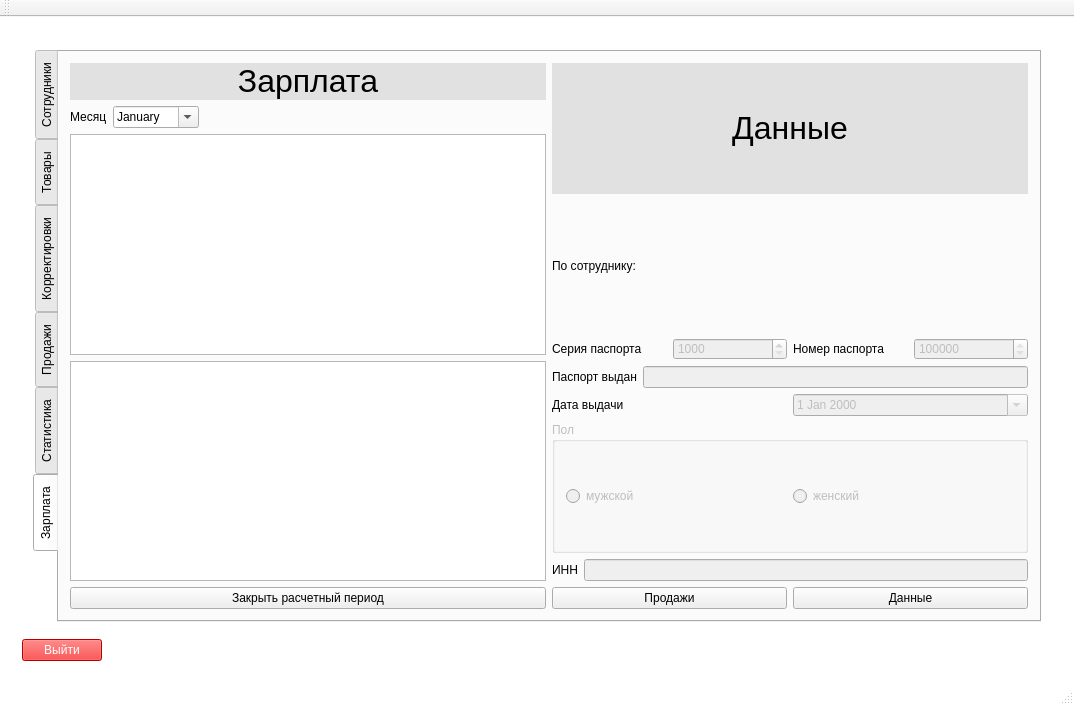
Qt form iSalary/iSalary/mainwindow.ui (Polikarpova/iSalary) before a commit.
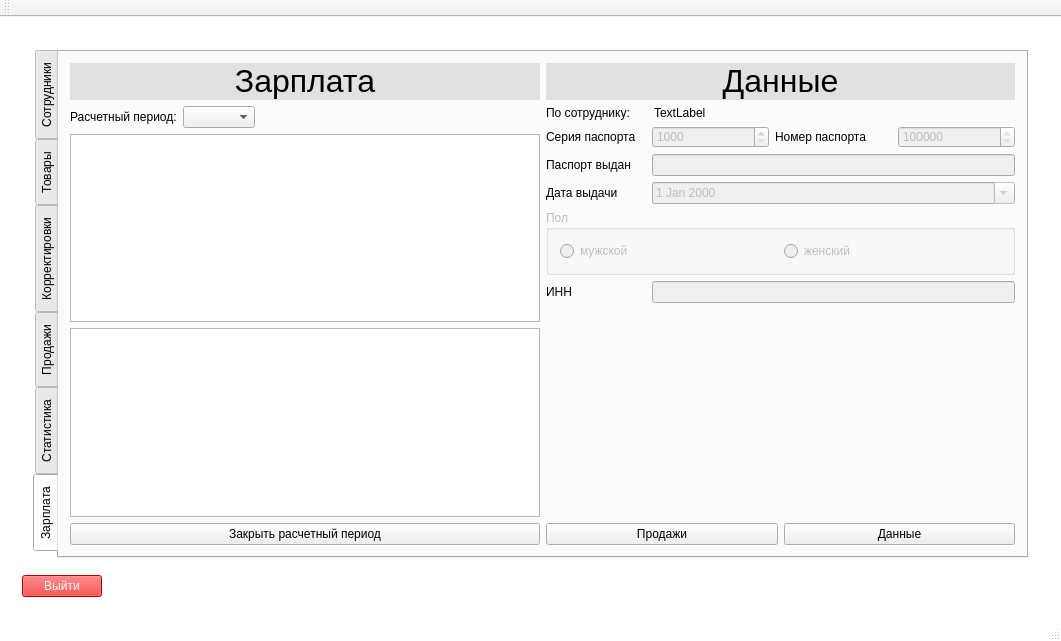
The same form after that commit. The open tabs and pages were chosen to show the change. Icons and pictures are not drawn.

Commit message: Исправлен макет страницы 'Зарплата'

```diff
--- a/iSalary/iSalary/mainwindow.ui
+++ b/iSalary/iSalary/mainwindow.ui
@@ -6,8 +6,8 @@
    <rect>
     <x>0</x>
     <y>0</y>
-    <width>1074</width>
-    <height>705</height>
+    <width>1061</width>
+    <height>641</height>
    </rect>
   </property>
   <property name="windowTitle">
@@ -1550,22 +1550,12 @@
                     <item>
                      <widget class="QLabel" name="label_56">
                       <property name="text">
-                       <string>Месяц</string>
+                       <string>Расчетный период:</string>
                       </property>
                      </widget>
                     </item>
                     <item>
-                     <widget class="QDateEdit" name="monthSalaryInput">
-                      <property name="buttonSymbols">
-                       <enum>QAbstractSpinBox::UpDownArrows</enum>
-                      </property>
-                      <property name="displayFormat">
-                       <string>MMMM</string>
-                      </property>
-                      <property name="calendarPopup">
-                       <bool>true</bool>
-                      </property>
-                     </widget>
+                     <widget class="QComboBox" name="salaryAccountingPeriod"/>
                     </item>
                     <item>
                      <spacer name="horizontalSpacer_8">
@@ -1636,16 +1626,53 @@
                    </widget>
                   </item>
                   <item>
-                   <widget class="QLabel" name="managerFIOLabel">
+                   <layout class="QVBoxLayout" name="verticalLayout_13">
+                    <item>
+                     <layout class="QHBoxLayout" name="horizontalLayout_10">
+                      <item>
+                       <widget class="QLabel" name="label_65">
+                        <property name="sizePolicy">
+                         <sizepolicy hsizetype="Fixed" vsizetype="Preferred">
+                          <horstretch>0</horstretch>
+                          <verstretch>0</verstretch>
+                         </sizepolicy>
+                        </property>
+                        <property name="minimumSize">
+                         <size>
+                          <width>102</width>
+                          <height>0</height>
+                         </size>
+                        </property>
                     <property name="text">
                      <string>По сотруднику:</string>
                     </property>
                    </widget>
                   </item>
                   <item>
+                       <widget class="QLabel" name="managerFIOLabel">
+                        <property name="text">
+                         <string>TextLabel</string>
+                        </property>
+                       </widget>
+                      </item>
+                     </layout>
+                    </item>
+                    <item>
                    <layout class="QHBoxLayout" name="horizontalLayout_43">
                     <item>
                      <widget class="QLabel" name="label_62">
+                        <property name="sizePolicy">
+                         <sizepolicy hsizetype="Fixed" vsizetype="Preferred">
+                          <horstretch>0</horstretch>
+                          <verstretch>0</verstretch>
+                         </sizepolicy>
+                        </property>
+                        <property name="minimumSize">
+                         <size>
+                          <width>100</width>
+                          <height>0</height>
+                         </size>
+                        </property>
                       <property name="text">
                        <string>Серия паспорта</string>
                       </property>
@@ -1687,34 +1714,29 @@
                    </layout>
                   </item>
                   <item>
-                   <layout class="QHBoxLayout" name="horizontalLayout_42">
-                    <item>
-                     <widget class="QLabel" name="label_61">
-                      <property name="text">
-                       <string>Паспорт выдан</string>
-                      </property>
-                     </widget>
-                    </item>
-                    <item>
-                     <widget class="QLineEdit" name="pasport_2">
+                     <layout class="QFormLayout" name="formLayout_10">
+                      <item row="0" column="1">
+                       <widget class="QLineEdit" name="salaryPasportSourse">
                       <property name="enabled">
                        <bool>false</bool>
                       </property>
                      </widget>
                     </item>
-                   </layout>
-                  </item>
-                  <item>
-                   <layout class="QHBoxLayout" name="horizontalLayout_40">
-                    <item>
+                      <item row="1" column="0">
                      <widget class="QLabel" name="label_60">
+                        <property name="sizePolicy">
+                         <sizepolicy hsizetype="Minimum" vsizetype="Preferred">
+                          <horstretch>0</horstretch>
+                          <verstretch>0</verstretch>
+                         </sizepolicy>
+                        </property>
                       <property name="text">
                        <string>Дата выдачи</string>
                       </property>
                      </widget>
                     </item>
-                    <item>
-                     <widget class="QDateEdit" name="datePasport_2">
+                      <item row="1" column="1">
+                       <widget class="QDateEdit" name="salaryDateOfReceipt">
                       <property name="enabled">
                        <bool>false</bool>
                       </property>
@@ -1745,10 +1767,23 @@
                       </property>
                      </widget>
                     </item>
+                      <item row="0" column="0">
+                       <widget class="QLabel" name="label_61">
+                        <property name="minimumSize">
+                         <size>
+                          <width>100</width>
+                          <height>0</height>
+                         </size>
+                        </property>
+                        <property name="text">
+                         <string>Паспорт выдан</string>
+                        </property>
+                       </widget>
+                      </item>
                    </layout>
                   </item>
                   <item>
-                   <widget class="QGroupBox" name="sexGroup_2">
+                     <widget class="QGroupBox" name="salarySexGroup">
                     <property name="enabled">
                      <bool>false</bool>
                     </property>
@@ -1786,22 +1821,43 @@
                    </widget>
                   </item>
                   <item>
-                   <layout class="QHBoxLayout" name="horizontalLayout_39">
-                    <item>
+                     <layout class="QFormLayout" name="formLayout_11">
+                      <item row="0" column="1">
+                       <widget class="QLineEdit" name="salaryINN">
+                        <property name="enabled">
+                         <bool>false</bool>
+                        </property>
+                       </widget>
+                      </item>
+                      <item row="0" column="0">
                      <widget class="QLabel" name="label_59">
+                        <property name="minimumSize">
+                         <size>
+                          <width>100</width>
+                          <height>0</height>
+                         </size>
+                        </property>
                       <property name="text">
                        <string>ИНН</string>
                       </property>
                      </widget>
                     </item>
+                     </layout>
+                    </item>
+                   </layout>
+                  </item>
                     <item>
-                     <widget class="QLineEdit" name="INN_2">
-                      <property name="enabled">
-                       <bool>false</bool>
-                      </property>
-                     </widget>
-                    </item>
-                   </layout>
+                   <spacer name="verticalSpacer_7">
+                    <property name="orientation">
+                     <enum>Qt::Vertical</enum>
+                    </property>
+                    <property name="sizeHint" stdset="0">
+                     <size>
+                      <width>20</width>
+                      <height>40</height>
+                     </size>
+                    </property>
+                   </spacer>
                   </item>
                   <item>
                    <layout class="QHBoxLayout" name="horizontalLayout_44">
```
Left out of the diff: 26 changed lines with no effect on the pictures. Lines whose indentation alone changed are shown as unchanged. The commit also changes 1 other file.
